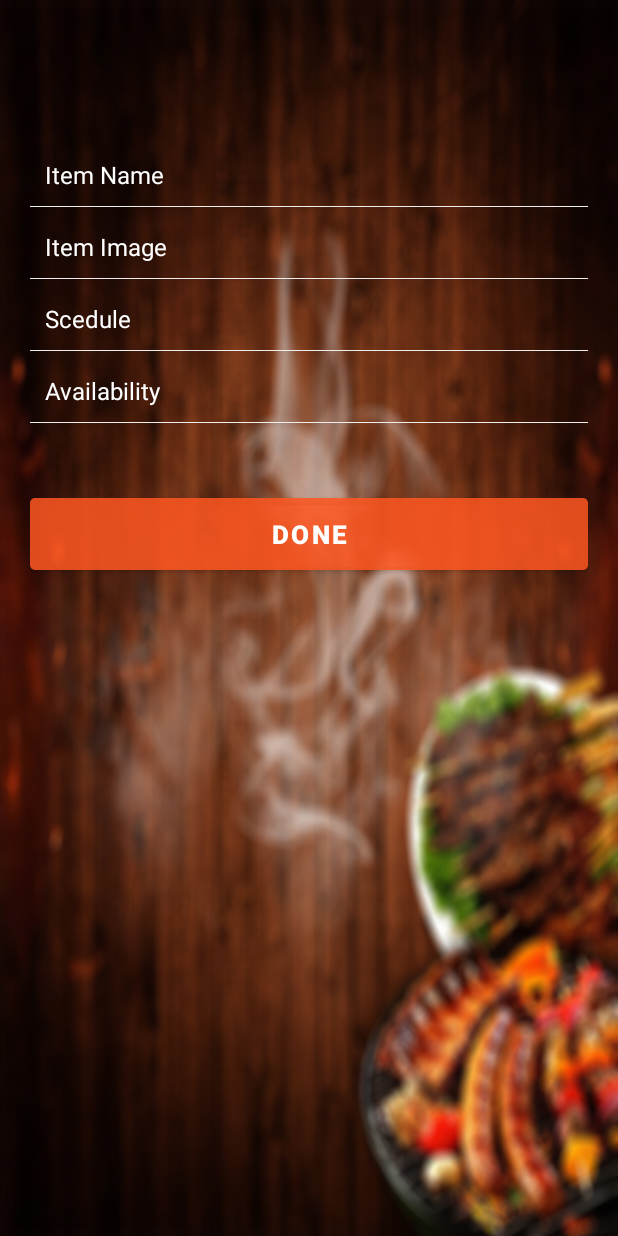
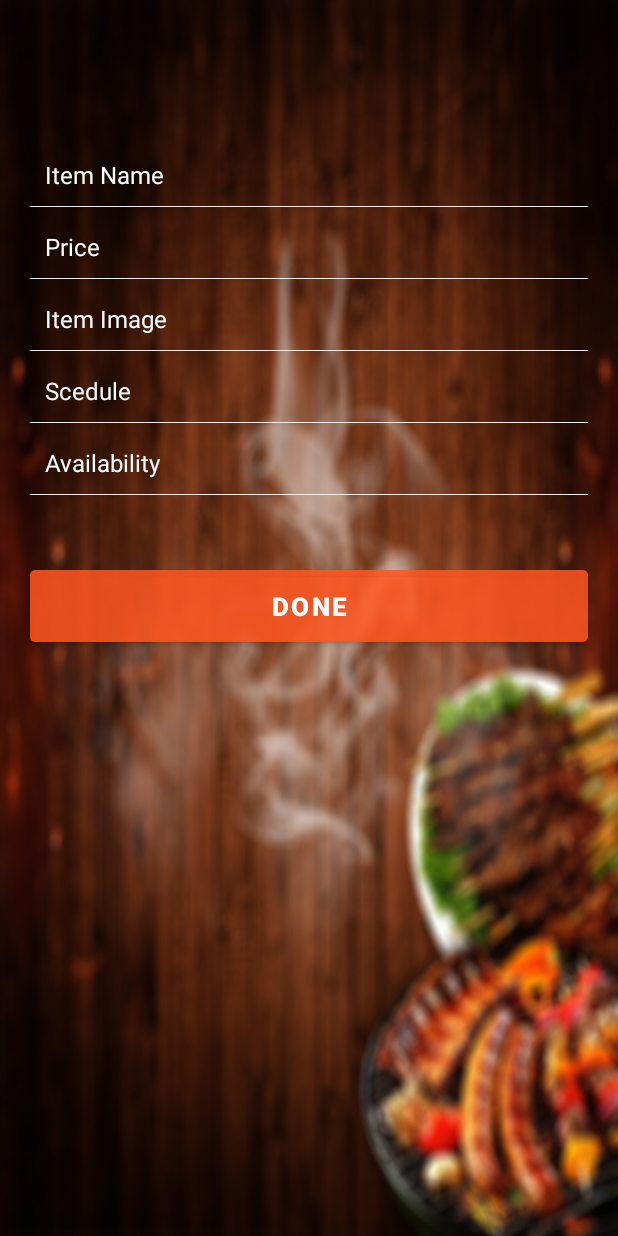
Before and after one commit to UzairAhmed7623/Kitchen, an Android app: the screen it shows after launch (AddItem), after a tap on "Add Item", on a phone screen of 412 x 824 dp. Run offline under Robolectric (Android 15) with nearby library versions, the phone set to English and light mode, and no system bars; our stand-ins replace Firebase (no records; nobody signed in at launch, a user with empty details on screens opened directly).

Commit message:
commit 2!

```diff
--- a/app/src/main/java/com/example/kitchen/MainActivity.java
+++ b/app/src/main/java/com/example/kitchen/MainActivity.java
@@ -48,7 +48,7 @@ public class MainActivity extends AppCompatActivity {
         firebaseAuth = FirebaseAuth.getInstance();
         firebaseFirestore = FirebaseFirestore.getInstance();
 
-        String resName = getIntent().getStringExtra("resName");
+//        String resName = getIntent().getStringExtra("resName");
 
         toolbar = (Toolbar) findViewById(R.id.toolbar);
         setSupportActionBar(toolbar);
@@ -56,9 +56,9 @@ public class MainActivity extends AppCompatActivity {
         rvItems = (RecyclerView) findViewById(R.id.rvItems);
         rvItems.setLayoutManager(new LinearLayoutManager(MainActivity.this));
 
-        Toast.makeText(this, resName, Toast.LENGTH_SHORT).show();
+        Toast.makeText(this, "Alfredo Pizza Pasta", Toast.LENGTH_SHORT).show();
 
-        firebaseFirestore.collection("Restaurants").document("Nabiha").collection("Items")
+        firebaseFirestore.collection("Restaurants").document("Alfredo Pizza Pasta").collection("Items")
                 .get().addOnCompleteListener(new OnCompleteListener<QuerySnapshot>() {
             @Override
             public void onComplete(@NonNull Task<QuerySnapshot> task) {
@@ -74,7 +74,7 @@ public class MainActivity extends AppCompatActivity {
                             Log.d("TAG", itemName+imageUri+price);
 
                             ItemsModelClass itemsModelClass = new ItemsModelClass();
-                            itemsModelClass.setResName("Nabiha");
+                            itemsModelClass.setResName("Alfredo Pizza Pasta");
                             itemsModelClass.setItemName(itemName);
                             itemsModelClass.setImage(imageUri);
                             itemsModelClass.setPrice(price);
@@ -103,6 +103,7 @@ public class MainActivity extends AppCompatActivity {
         if (item.getItemId() == R.id.addItem){
             Intent intent = new Intent(MainActivity.this, AddItem.class);
             intent.setFlags(Intent.FLAG_ACTIVITY_NEW_TASK);
+            intent.putExtra("resName", "Alfredo Pizza Pasta");
             startActivity(intent);
             overridePendingTransition(android.R.anim.fade_in, android.R.anim.fade_out);
         }
--- a/app/src/main/res/layout/activity_add_item.xml
+++ b/app/src/main/res/layout/activity_add_item.xml
@@ -27,6 +27,27 @@
             android:drawablePadding="8dp"
             android:gravity="center_vertical"
             android:hint="@string/itemname"
+            android:inputType="text"
+            android:padding="10dp"
+            android:singleLine="true"
+            android:textColor="@color/white"
+            android:textColorHint="@color/white"
+            android:textSize="16sp" />
+
+        <View
+            android:layout_width="fill_parent"
+            android:layout_height="1px"
+            android:background="@color/white_greyish" />
+
+        <EditText
+            android:id="@+id/etItemPrice"
+            android:layout_width="fill_parent"
+            android:layout_height="wrap_content"
+            android:layout_marginTop="5dp"
+            android:background="@android:color/transparent"
+            android:drawablePadding="8dp"
+            android:gravity="center_vertical"
+            android:hint="@string/price"
             android:inputType="text"
             android:padding="10dp"
             android:singleLine="true"
--- a/app/src/main/res/layout/activity_item_properties.xml
+++ b/app/src/main/res/layout/activity_item_properties.xml
@@ -19,14 +19,14 @@
         app:layout_constraintTop_toTopOf="parent">
 
     <EditText
-        android:id="@+id/etItemImagep"
+        android:id="@+id/etItemPricep"
         android:layout_width="fill_parent"
         android:layout_height="wrap_content"
         android:layout_marginTop="5dp"
         android:background="@android:color/transparent"
         android:drawablePadding="8dp"
         android:gravity="center_vertical"
-        android:hint="@string/itemimage"
+        android:hint="@string/price"
         android:inputType="text"
         android:padding="10dp"
         android:singleLine="true"
--- a/app/src/main/res/values/strings.xml
+++ b/app/src/main/res/values/strings.xml
@@ -34,5 +34,6 @@
     <string name="itemimage">Item Image</string>
     <string name="scedule">Scedule</string>
     <string name="available">Availability</string>
+    <string name="price">Price</string>
 
 </resources>
```
Also changed, not shown: app/src/main/java/com/example/kitchen/AddItem.java (+47 -1 lines), app/src/main/java/com/example/kitchen/itemProperties.java (+29 -14 lines).
